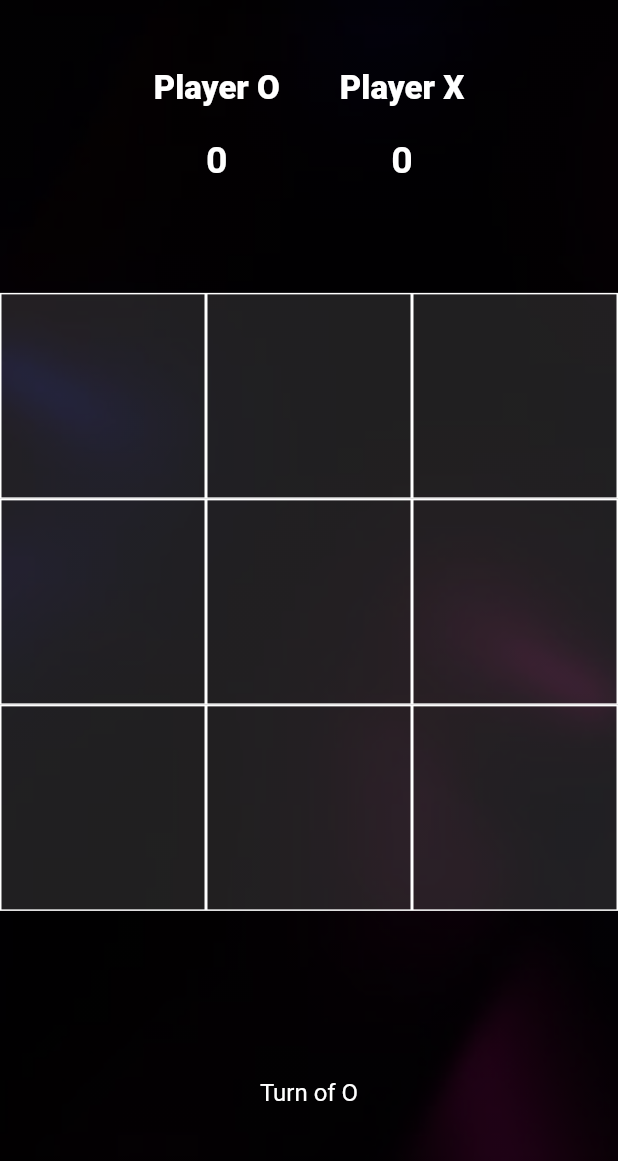
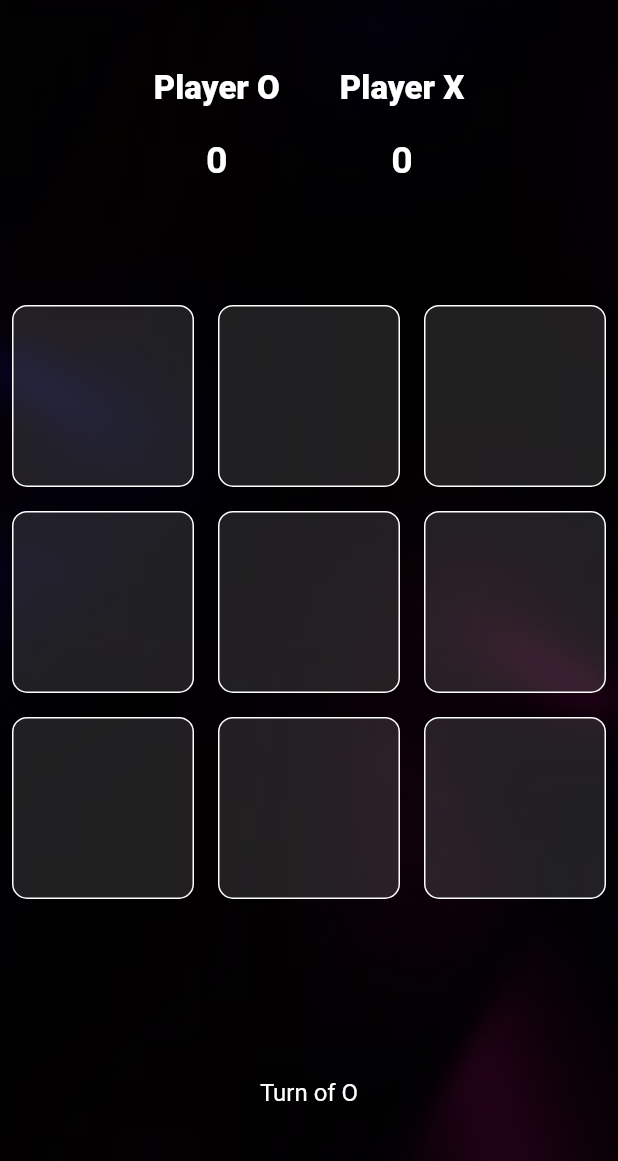
Before and after one commit to yash1001-sojitra/tic_tac_toe_game, a Flutter app: the screen it shows after launch, on a phone screen of 412 x 824 dp, the part 75-1236 px from its top. Run offline on Flutter 3.47's test engine with Material 2 defaults, Android fonts, the phone set to English and light mode, and no system bars.

Commit message:
screenshots upload

```diff
--- a/lib/page/home_page.dart
+++ b/lib/page/home_page.dart
@@ -144,8 +144,11 @@ class _HomepageState extends State<Homepage> {
               onTap: () {
                 _tapped(index);
               },
+              child: Padding(
+                padding: const EdgeInsets.all(8.0),
                 child: Container(
                   decoration: BoxDecoration(
+                      borderRadius: BorderRadius.circular(10),
                       border: Border.all(color: Colors.white),
                       color: Colors.white12),
                   child: Center(
@@ -155,6 +158,7 @@ class _HomepageState extends State<Homepage> {
                         color:
                             _xOrOList[index] == 'x' ? Colors.white : Colors.red,
                         fontSize: 40,
+                      ),
                     ),
                   ),
                 ),
```
Also changed, not shown: lib/widgets/aleart_diagloag.dart (+4 -4 lines), pubspec.lock, 3 other files. Lines whose indentation alone changed are shown as unchanged.
